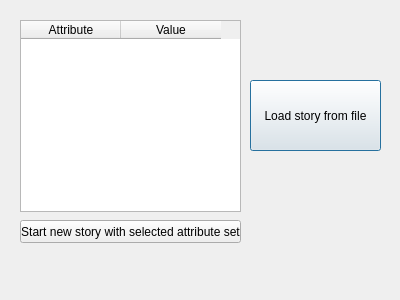
First picture: the form in Server/startdialog.ui, repository ROLL-E/roll-e, before the edit.
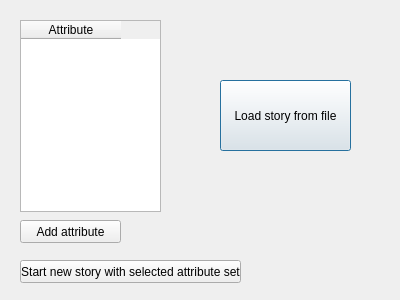
Second picture: the form after the edit.

Commit message: Fixed bugs related to empty story and fields. Finished game startup dialog

```diff
--- a/Server/startdialog.ui
+++ b/Server/startdialog.ui
@@ -16,7 +16,7 @@
   <widget class="QPushButton" name="pushButton">
    <property name="geometry">
     <rect>
-     <x>250</x>
+     <x>220</x>
      <y>80</y>
      <width>131</width>
      <height>71</height>
@@ -30,7 +30,7 @@
    <property name="geometry">
     <rect>
      <x>20</x>
-     <y>220</y>
+     <y>260</y>
      <width>221</width>
      <height>23</height>
     </rect>
@@ -44,7 +44,7 @@
     <rect>
      <x>20</x>
      <y>20</y>
-     <width>221</width>
+     <width>141</width>
      <height>192</height>
     </rect>
    </property>
@@ -53,11 +53,19 @@
      <string>Attribute</string>
     </property>
    </column>
-   <column>
-    <property name="text">
-     <string>Value</string>
-    </property>
-   </column>
+  </widget>
+  <widget class="QPushButton" name="pushButton_3">
+   <property name="geometry">
+    <rect>
+     <x>20</x>
+     <y>220</y>
+     <width>101</width>
+     <height>23</height>
+    </rect>
+   </property>
+   <property name="text">
+    <string>Add attribute</string>
+   </property>
   </widget>
  </widget>
  <resources/>
```
The commit also changes 6 other files.
